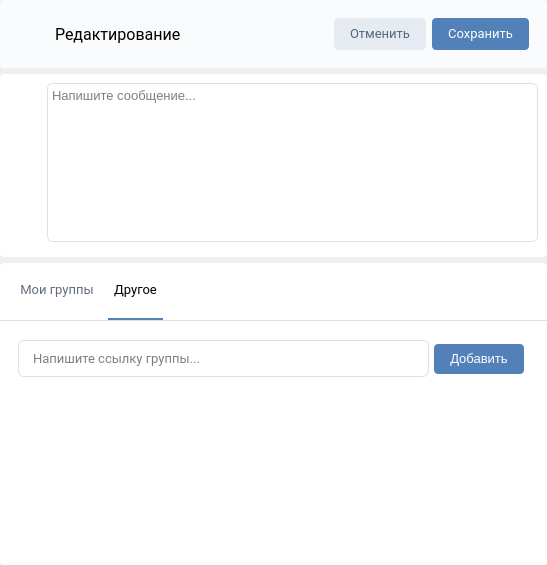
First picture: the form in src/waitinglistwidgetitemedit.ui, repository MorganGrieves/VKSender, before the edit.
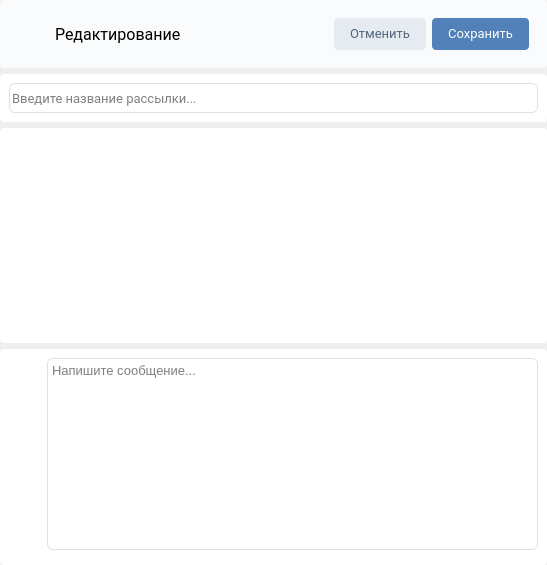
Second picture: the form after the edit. The open tabs and pages were chosen to show the change. Icons and pictures are not drawn.

Commit message: group list delegate and group list view

Diff of the .ui file:
```diff
--- a/src/waitinglistwidgetitemedit.ui
+++ b/src/waitinglistwidgetitemedit.ui
@@ -177,6 +177,74 @@
      </layout>
     </widget>
    </item>
+   <item>
+    <widget class="QWidget" name="widget_3" native="true">
+     <property name="styleSheet">
+      <string notr="true">background-color: white;
+border-radius: 4px;</string>
+     </property>
+     <layout class="QGridLayout" name="gridLayout_3">
+      <item row="0" column="0">
+       <widget class="QLineEdit" name="namePackLineEdit">
+        <property name="minimumSize">
+         <size>
+          <width>0</width>
+          <height>30</height>
+         </size>
+        </property>
+        <property name="font">
+         <font>
+          <family>Roboto</family>
+          <pointsize>10</pointsize>
+         </font>
+        </property>
+        <property name="styleSheet">
+         <string notr="true">border-radius: 6px;
+color: black;
+border: 1px solid #dce1e6;</string>
+        </property>
+        <property name="placeholderText">
+         <string>Введите название рассылки...</string>
+        </property>
+       </widget>
+      </item>
+     </layout>
+    </widget>
+   </item>
+   <item>
+    <widget class="QWidget" name="selectedGroupsWidget" native="true">
+     <property name="sizePolicy">
+      <sizepolicy hsizetype="Expanding" vsizetype="Expanding">
+       <horstretch>0</horstretch>
+       <verstretch>0</verstretch>
+      </sizepolicy>
+     </property>
+     <property name="minimumSize">
+      <size>
+       <width>0</width>
+       <height>0</height>
+      </size>
+     </property>
+     <property name="styleSheet">
+      <string notr="true">background-color: white;
+border-radius: 4px;</string>
+     </property>
+     <layout class="QHBoxLayout" name="horizontalLayout_4">
+      <property name="leftMargin">
+       <number>0</number>
+      </property>
+      <property name="topMargin">
+       <number>0</number>
+      </property>
+      <property name="rightMargin">
+       <number>0</number>
+      </property>
+      <property name="bottomMargin">
+       <number>0</number>
+      </property>
+     </layout>
+    </widget>
+   </item>
    <item>
     <widget class="QWidget" name="contentWidget" native="true">
      <property name="styleSheet">
@@ -264,213 +332,6 @@
      </layout>
     </widget>
    </item>
-   <item>
-    <widget class="QWidget" name="selectedGroupsWidget" native="true">
-     <property name="styleSheet">
-      <string notr="true">background-color: white;
-border-radius: 4px;</string>
-     </property>
-     <layout class="QHBoxLayout" name="horizontalLayout_4">
-      <property name="leftMargin">
-       <number>0</number>
-      </property>
-      <property name="topMargin">
-       <number>0</number>
-      </property>
-      <property name="rightMargin">
-       <number>0</number>
-      </property>
-      <property name="bottomMargin">
-       <number>0</number>
-      </property>
-      <item>
-       <widget class="QTabWidget" name="tabWidget">
-        <property name="font">
-         <font>
-          <family>Roboto</family>
-          <pointsize>10</pointsize>
-          <weight>50</weight>
-          <bold>false</bold>
-         </font>
-        </property>
-        <property name="cursor">
-         <cursorShape>ArrowCursor</cursorShape>
-        </property>
-        <property name="styleSheet">
-         <string notr="true">QTabWidget::pane 
-{ 
-    border-top: 1px solid #dce1e6;
-	position: absolute;
-}
-
-QTabWidget:tab-bar 
-{
-	left: 10px;
-}
-
-QTabBar::tab
-{
-	color: #626d7a;
-	padding: 18px 6px 20px;
-	margin: 0 4px;
-	border-bottom: 2px solid white;
-}
-
-QTabBar::tab:hover:selected
-{
-	border-bottom: 2px solid #5181b8;
-	color: black;
-}
-
-QTabBar::tab:selected
-{
-	border-bottom: 2px solid #5181b8;
-	color: black;
-}
-
- QTabBar::tab:hover
-{
-	border-bottom: 2px solid #C5D0DB;
-}
-
-QListWidget::indicator:checked
-{
-	image: url(:/style/image/checkbox_checked.svg);
-}
-
-QListWidget::indicator:unchecked
-{
-	image: url(:/style/image/checkbox_unchecked.svg);
-}</string>
-        </property>
-        <property name="currentIndex">
-         <number>0</number>
-        </property>
-        <widget class="QWidget" name="userGroupsTabWidget">
-         <property name="cursor">
-          <cursorShape>PointingHandCursor</cursorShape>
-         </property>
-         <attribute name="title">
-          <string>Мои группы</string>
-         </attribute>
-         <layout class="QGridLayout" name="gridLayout_2">
-          <item row="0" column="0">
-           <widget class="QListWidget" name="userGroupListWidget">
-            <property name="styleSheet">
-             <string notr="true">QListWidget::item 
-{
-    border-bottom: 1px solid #EDEEF0;
-	padding: 12px 10px 12px 0;
-}</string>
-            </property>
-            <property name="selectionMode">
-             <enum>QAbstractItemView::NoSelection</enum>
-            </property>
-            <property name="selectionBehavior">
-             <enum>QAbstractItemView::SelectRows</enum>
-            </property>
-            <property name="iconSize">
-             <size>
-              <width>35</width>
-              <height>35</height>
-             </size>
-            </property>
-           </widget>
-          </item>
-         </layout>
-        </widget>
-        <widget class="QWidget" name="groupTabWidget">
-         <attribute name="title">
-          <string>Другое</string>
-         </attribute>
-         <layout class="QGridLayout" name="gridLayout">
-          <item row="1" column="0">
-           <widget class="QListWidget" name="groupListWidget"/>
-          </item>
-          <item row="0" column="0">
-           <widget class="QWidget" name="lineEditWidget" native="true">
-            <property name="styleSheet">
-             <string notr="true"/>
-            </property>
-            <layout class="QHBoxLayout" name="horizontalLayout_5">
-             <property name="spacing">
-              <number>0</number>
-             </property>
-             <item>
-              <widget class="QLineEdit" name="lineEdit">
-               <property name="font">
-                <font>
-                 <family>Roboto</family>
-                 <pointsize>10</pointsize>
-                </font>
-               </property>
-               <property name="styleSheet">
-                <string notr="true">padding: 8px 0px 8px 12px;
-border-radius: 6px;
-color: black;
-border: 1px solid #dce1e6;</string>
-               </property>
-               <property name="maxLength">
-                <number>30</number>
-               </property>
-               <property name="frame">
-                <bool>true</bool>
-               </property>
-               <property name="placeholderText">
-                <string>Напишите ссылку группы...</string>
-               </property>
-               <property name="clearButtonEnabled">
-                <bool>false</bool>
-               </property>
-              </widget>
-             </item>
-             <item>
-              <widget class="QPushButton" name="pushButton">
-               <property name="sizePolicy">
-                <sizepolicy hsizetype="Fixed" vsizetype="Fixed">
-                 <horstretch>0</horstretch>
-                 <verstretch>0</verstretch>
-                </sizepolicy>
-               </property>
-               <property name="font">
-                <font>
-                 <pointsize>10</pointsize>
-                </font>
-               </property>
-               <property name="styleSheet">
-                <string notr="true">QPushButton
-{
-background-color: #5181b8;
-color: white;
-padding: 7px 16px 8px;
-border-radius: 4px;
-margin: 5px;
-}
-
-QPushButton:hover
-{
-	background-color: #658FC0;
-}
-QPushButton:pressed
-{
-	background-color: #4a76a8;
-}</string>
-               </property>
-               <property name="text">
-                <string>Добавить</string>
-               </property>
-              </widget>
-             </item>
-            </layout>
-           </widget>
-          </item>
-         </layout>
-        </widget>
-       </widget>
-      </item>
-     </layout>
-    </widget>
-   </item>
   </layout>
  </widget>
  <resources>
```
The commit also changes 17 other files.
